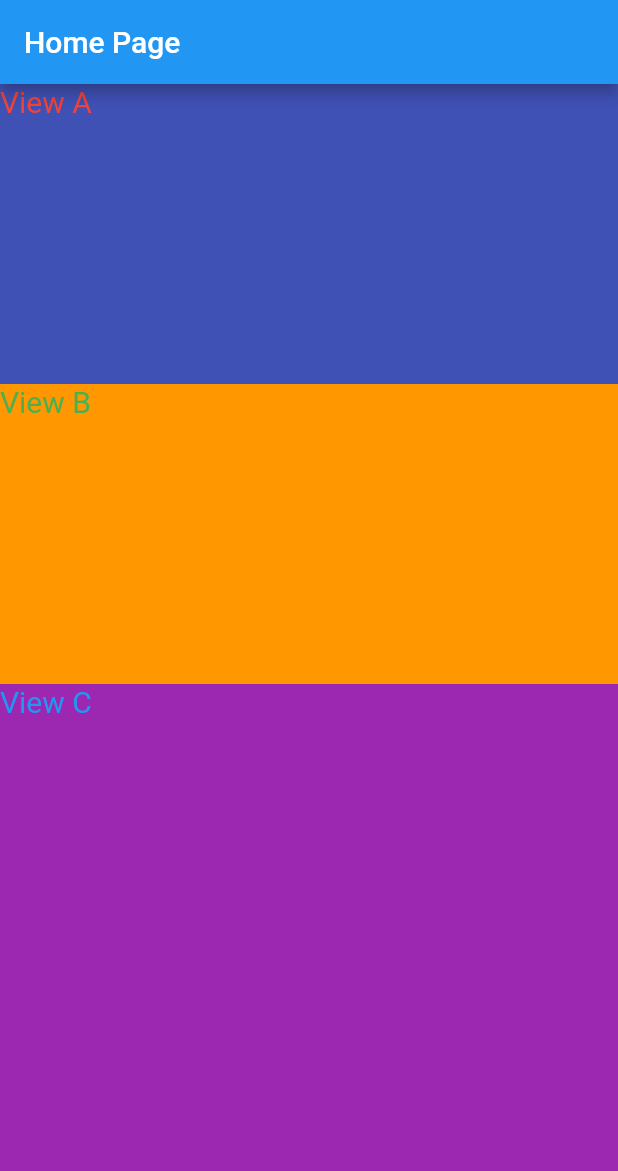
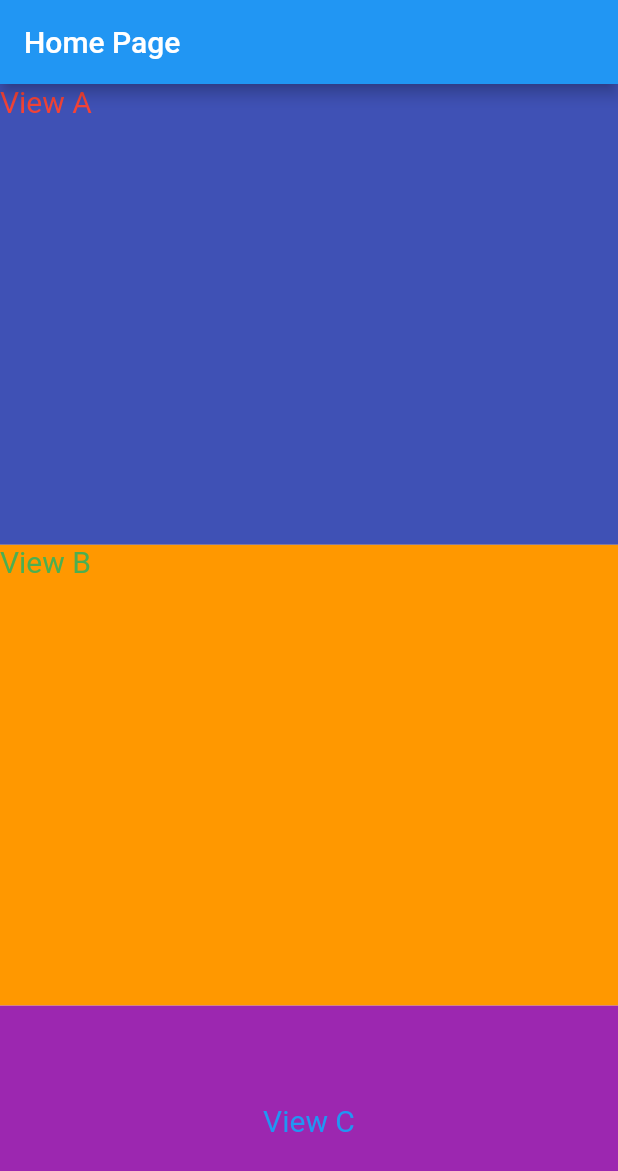
Before and after one commit to phamtanphat/flutter_widget_06072022, a Flutter app: the screen it shows after launch, on a phone screen of 412 x 824 dp. Shown: the top 1171 px of the screen. Run offline on Flutter 3.47's test engine with Material 2 defaults, Android fonts, the phone set to English and light mode, and no system bars.

Commit message:
flexible

```diff
--- a/lib/main.dart
+++ b/lib/main.dart
@@ -39,9 +39,10 @@ class _HomePageState extends State<HomePage> {
         color: Colors.white,
         child: Column(
           children: [
-            Container(
-                width: MediaQuery.of(context).size.width,
-                height: 200,
+            Flexible(
+              flex: 2,
+              child: Container(
+                  constraints: BoxConstraints.expand(),
                   color: Colors.indigo,
                   child: Text(
                       "View A",
@@ -50,9 +51,11 @@ class _HomePageState extends State<HomePage> {
                           fontSize: 20)
                   )
               ),
-            Container(
-                width: MediaQuery.of(context).size.width,
-                height: 200,
+            ),
+            Flexible(
+              flex: 2,
+              child: Container(
+                  constraints: BoxConstraints.expand(),
                   color: Colors.orange,
                   child: Text(
                       "View B",
@@ -61,15 +64,18 @@ class _HomePageState extends State<HomePage> {
                           fontSize: 20)
                   )
               ),
+            ),
             Expanded(
               child: Container(
                   constraints: BoxConstraints.expand(),
                   color: Colors.purple,
+                  child: Center(
                     child: Text(
                         "View C",
                         style: TextStyle(
                             color: Colors.blue,
                             fontSize: 20)
+                    ),
                   )
               ),
             ),
```
Lines whose indentation alone changed are shown as unchanged.
